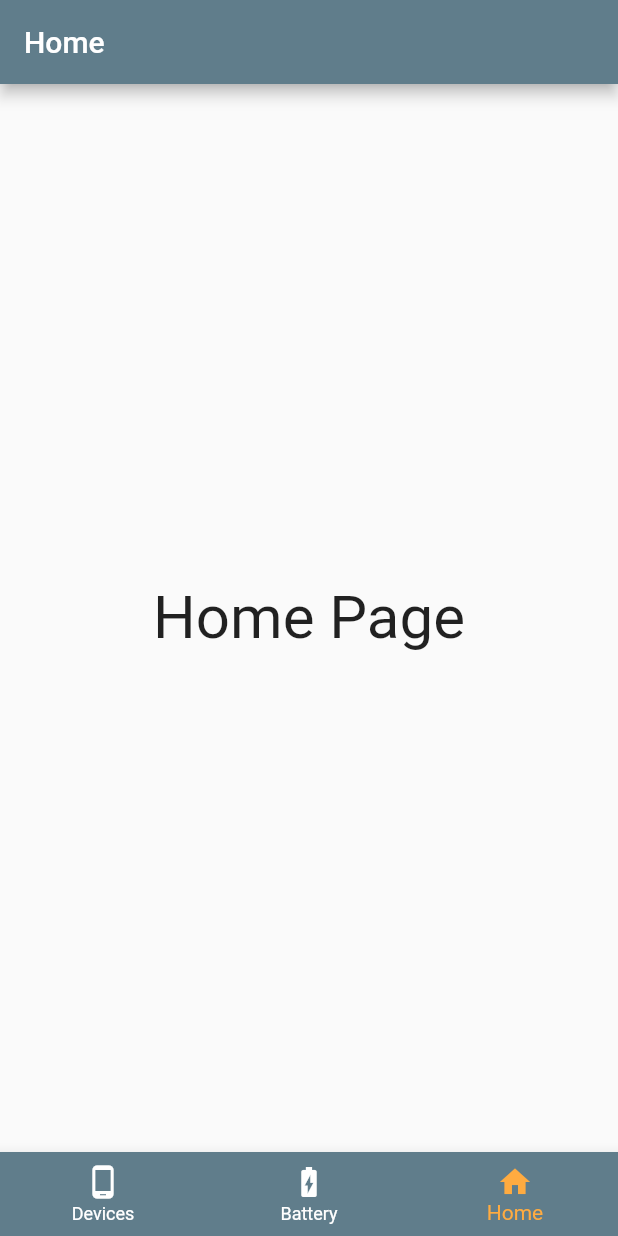
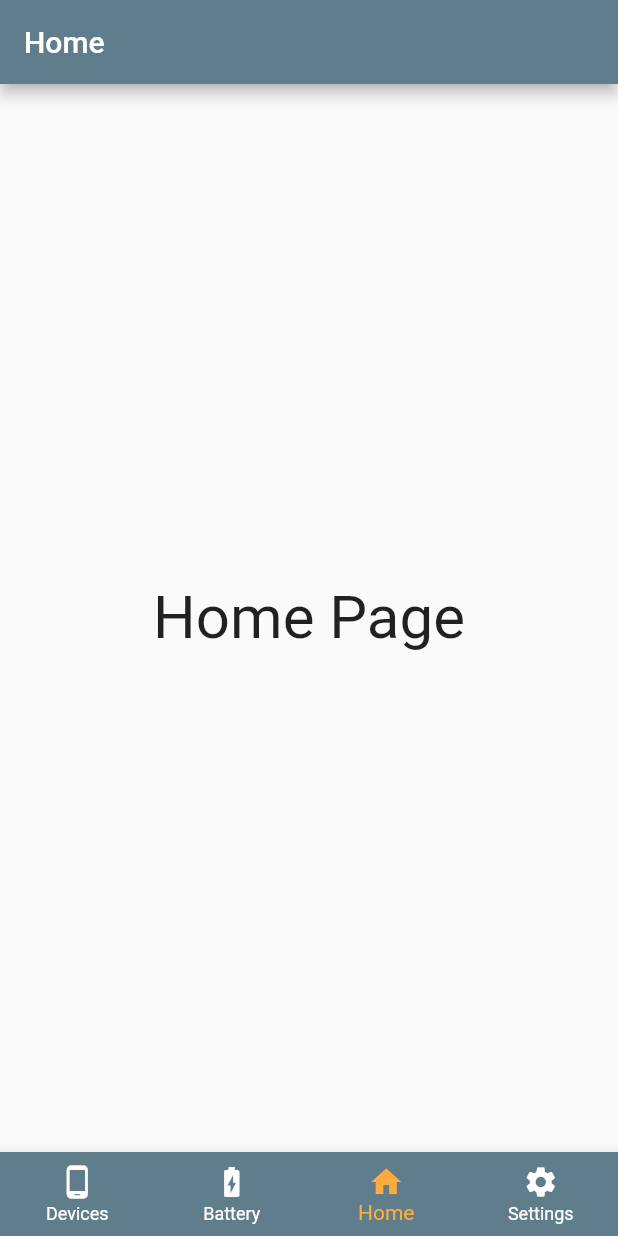
Before and after one commit to Chnapik/lp_app, a Flutter app: the screen it shows after launch, on a phone screen of 412 x 824 dp. Run offline on Flutter 3.47's test engine with Material 2 defaults, Android fonts, the phone set to English and light mode, and no system bars; our stand-ins replace go_router.

Commit message:
added settings to bottom nav bar

```diff
--- a/lib/screens/bottom_nav_bar.dart
+++ b/lib/screens/bottom_nav_bar.dart
@@ -1,5 +1,6 @@
 import 'package:flutter/material.dart';
 import 'package:lp_app/screens/battery_page.dart';
+import 'package:lp_app/screens/settings_page.dart';
 import 'devices_page.dart';
 import 'home_page.dart';
 
@@ -19,6 +20,7 @@ class _MainRouteState extends State<BottomNavBar> {
     const DevicesPage(),
     const BatteryPage(),
     const HomePage(),
+    const SettingsPage(),
   ];
 
   @override
@@ -41,6 +43,10 @@ class _MainRouteState extends State<BottomNavBar> {
             icon: Icon(Icons.home),
             label: 'Home',
           ),
+          BottomNavigationBarItem(
+            icon: Icon(Icons.settings),
+            label: 'Settings',
+          ),
         ],
         backgroundColor: Colors.blueGrey,
         selectedItemColor: Colors.orangeAccent,
```
